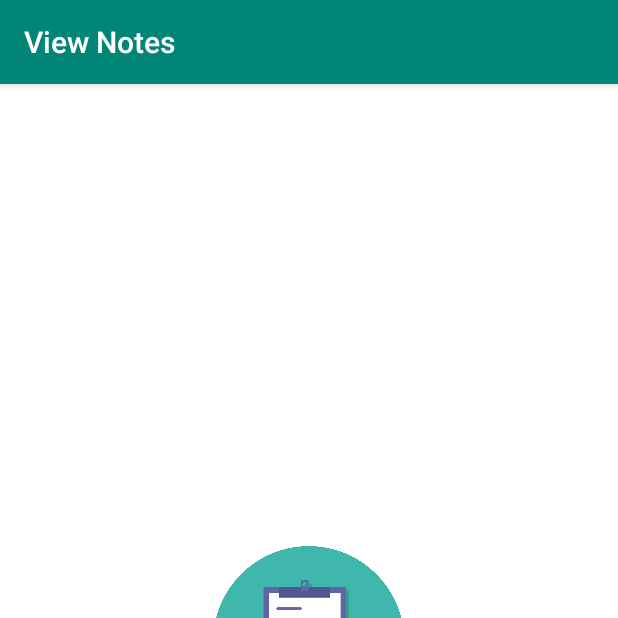
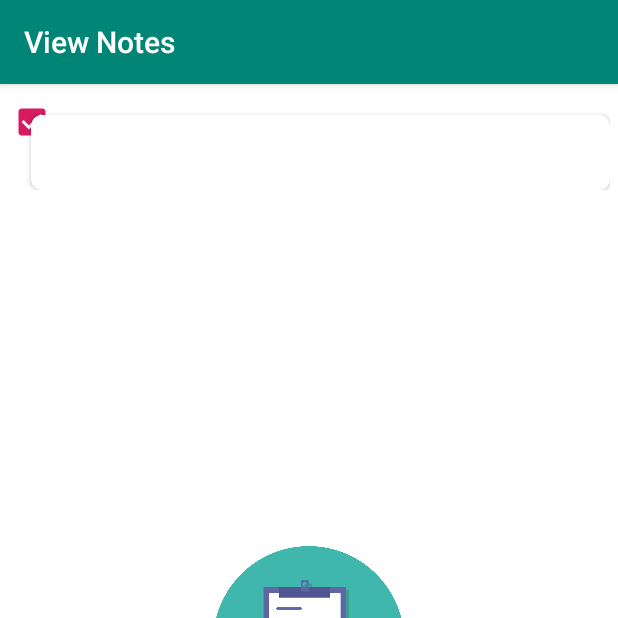
Before and after one commit to deepakgupta7403/GreenDAODemo, an Android app: the screen it shows after launch (ViewNoteActivity), on a phone screen of 412 x 824 dp, the top half of it. Run offline under Robolectric (Android 15) with nearby library versions, the phone set to English and light mode, and no system bars; 1 statement that could not run was skipped.

Commit message:
View Note UI is pending DG commit

```diff
--- a/app/src/main/AndroidManifest.xml
+++ b/app/src/main/AndroidManifest.xml
@@ -3,6 +3,7 @@
     package="com.app.greendaodemo">
 
     <application
+        android:name=".application.MainApplication"
         android:allowBackup="true"
         android:icon="@mipmap/ic_launcher"
         android:label="@string/app_name"
--- a/app/src/main/java/com/app/greendaodemo/activity/ViewNoteActivity.java
+++ b/app/src/main/java/com/app/greendaodemo/activity/ViewNoteActivity.java
@@ -1,22 +1,33 @@
 package com.app.greendaodemo.activity;
-
-import androidx.appcompat.app.AppCompatActivity;
-import androidx.recyclerview.widget.RecyclerView;
 
 import android.content.Context;
 import android.content.Intent;
 import android.os.Bundle;
+import android.view.LayoutInflater;
+import android.view.View;
+import android.view.ViewGroup;
+import android.widget.Button;
 import android.widget.LinearLayout;
+
+import androidx.annotation.NonNull;
+import androidx.appcompat.app.AppCompatActivity;
+import androidx.recyclerview.widget.LinearLayoutManager;
+import androidx.recyclerview.widget.RecyclerView;
 
 import com.app.greendaodemo.R;
 import com.app.greendaodemo.Utility.MyUtils;
+import com.app.greendaodemo.model.NoteModel;
 import com.google.android.material.floatingactionbutton.FloatingActionButton;
+
+import java.util.ArrayList;
 
 public class ViewNoteActivity extends AppCompatActivity {
     RecyclerView rv_view_notes;
     FloatingActionButton fab_add_notes;
     LinearLayout ll_no_notes_found;
     Context context;
+    RecyclerViewAdapter recyclerViewAdapter;
+    ArrayList<NoteModel> noteModels = new ArrayList<>();
 
     @Override
     protected void onCreate(Bundle savedInstanceState) {
@@ -25,24 +36,70 @@ public class ViewNoteActivity extends AppCompatActivity {
         context = getApplicationContext();
         setViews();
         setOnClickHandler();
+        initRecyclerView();
 
     }
 
 
     private void setViews() {
-        rv_view_notes = (RecyclerView) findViewById(R.id.rv_view_notes);
         fab_add_notes = (FloatingActionButton) findViewById(R.id.fab_add_notes);
         ll_no_notes_found = (LinearLayout) findViewById(R.id.ll_no_notes_found);
 
         if (getSupportActionBar() != null) {
-            getSupportActionBar().setTitle(MyUtils.getStringResources(context,R.string.view_notes));
+            getSupportActionBar().setTitle(MyUtils.getStringResources(context, R.string.view_notes));
         }
     }
 
     private void setOnClickHandler() {
-        fab_add_notes.setOnClickListener(v->{
-            Intent intent = new Intent(context,AddNoteActivity.class);
+        fab_add_notes.setOnClickListener(v -> {
+            Intent intent = new Intent(context, AddNoteActivity.class);
             startActivity(intent);
         });
     }
+
+    private void initRecyclerView() {
+        rv_view_notes = (RecyclerView) findViewById(R.id.rv_view_notes);
+        LinearLayoutManager linearLayoutManager = new LinearLayoutManager(context);
+        linearLayoutManager.setOrientation(RecyclerView.VERTICAL);
+        rv_view_notes.setLayoutManager(linearLayoutManager);
+        recyclerViewAdapter = new RecyclerViewAdapter(noteModels);
+        rv_view_notes.setAdapter(recyclerViewAdapter);
+
+    }
+
+    private class RecyclerViewAdapter extends RecyclerView.Adapter {
+        ArrayList<NoteModel> mList;
+
+        public RecyclerViewAdapter(ArrayList<NoteModel> mList) {
+            this.mList = mList;
+        }
+
+        @NonNull
+        @Override
+        public RecyclerView.ViewHolder onCreateViewHolder(@NonNull ViewGroup parent, int viewType) {
+            View view = LayoutInflater.from(parent.getContext()).inflate(R.layout.item_view_notes, parent, false);
+            return new MainViewHolder(view);
+        }
+
+        @Override
+        public void onBindViewHolder(@NonNull final RecyclerView.ViewHolder holder, final int position) {
+//            NoteModel noteModel = mList.get(position);
+
+        }
+
+        @Override
+        public int getItemCount() {
+            return mList.size() + 1;
+        }
+
+        public class MainViewHolder extends RecyclerView.ViewHolder {
+//            Button btn_delete;
+
+            public MainViewHolder(View view) {
+                super(view);
+//                btn_delete = (Button) findViewById(R.id.btn_delete);
+
+            }
+        }
+    }
 }
--- /dev/null
+++ b/app/src/main/java/com/app/greendaodemo/application/MainApplication.java
@@ -0,0 +1,27 @@
+package com.app.greendaodemo.application;
+
+import android.app.Application;
+
+import com.app.greendaodemo.databasehelper.MyDBOpenHelper;
+import com.app.greendaodemo.model.DaoMaster;
+import com.app.greendaodemo.model.DaoSession;
+
+public class MainApplication extends Application {
+    private DaoSession session;
+
+    @Override
+    public void onCreate() {
+        super.onCreate();
+
+        session = new DaoMaster(new MyDBOpenHelper(this,"MyGreenDAODatabase.db").getWritableDb()).newSession();
+    }
+
+    public DaoSession getSession() {
+        return session;
+    }
+
+    @Override
+    public void onTerminate() {
+        super.onTerminate();
+    }
+}
--- a/app/src/main/res/layout/activity_view_note.xml
+++ b/app/src/main/res/layout/activity_view_note.xml
@@ -32,7 +32,7 @@
         android:id="@+id/rv_view_notes"
         android:layout_width="match_parent"
         android:layout_height="match_parent"
-        android:visibility="gone"/>
+        android:visibility="visible"/>
 
     <com.google.android.material.floatingactionbutton.FloatingActionButton
         android:id="@+id/fab_add_notes"
--- /dev/null
+++ b/app/src/main/res/layout/item_view_notes.xml
@@ -0,0 +1,37 @@
+<?xml version="1.0" encoding="utf-8"?>
+<RelativeLayout xmlns:android="http://schemas.android.com/apk/res/android"
+    android:layout_width="match_parent"
+    android:layout_height="wrap_content"
+    xmlns:app="http://schemas.android.com/apk/res-auto"
+    android:layout_margin="@dimen/pad_5dp">
+
+
+    <androidx.cardview.widget.CardView
+        android:layout_width="match_parent"
+        android:layout_height="@dimen/dim_50sp"
+        app:cardCornerRadius="@dimen/pad_7dp"
+        android:layout_marginLeft="@dimen/pad_15dp"
+        android:layout_marginTop="@dimen/pad_15dp">
+
+
+        <!--<LinearLayout-->
+            <!--android:layout_width="match_parent"-->
+            <!--android:layout_height="match_parent"></LinearLayout>-->
+        <!---->
+        <!--<TextView-->
+            <!--android:id="@+id/tv_title"-->
+            <!--android:layout_width="match_parent"-->
+            <!--android:layout_height="match_parent"-->
+            <!--android:text="@string/title"-->
+            <!--android:textSize="@dimen/dim_20sp"/>-->
+    </androidx.cardview.widget.CardView>
+
+    <CheckBox
+        android:id="@+id/checkb"
+        android:layout_width="@dimen/pad_40dp"
+        android:layout_height="@dimen/pad_40dp"
+        android:gravity="center"
+        android:checked="true"/>
+
+
+</RelativeLayout>
```
Also changed, not shown: app/src/main/java/com/app/greendaodemo/databasehelper/MyDBOpenHelper.java (added, +26 -0 lines), app/src/main/java/com/app/greendaodemo/model/NoteModel.java (+30 -38 lines).
